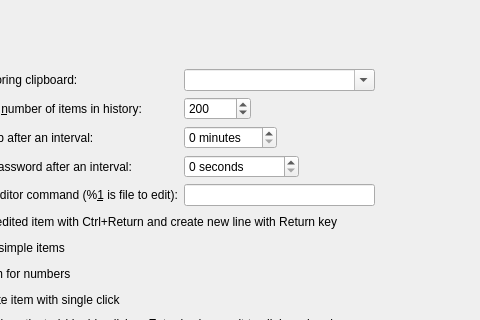
First picture: the form in src/ui/configtabhistory.ui, repository hluk/CopyQ, before the edit; both pictures show x 159 to 639 and y 0 to 320 of the 639 by 523 pixel window.
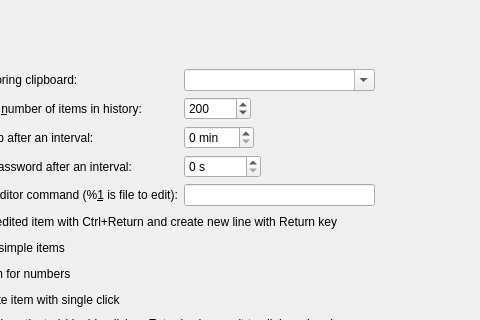
Second picture: the form after the edit.

Commit message:
Use abbreviated unit for spinbox suffix
The abbreviated units "min" and "s" are SI-standard and language-neutral
(no translation needed, no plural forms).

```diff
--- a/src/ui/configtabhistory.ui
+++ b/src/ui/configtabhistory.ui
@@ -119,7 +119,7 @@
 Set to 0 not to unload tabs.</string>
             </property>
             <property name="suffix">
-             <string> minutes</string>
+             <string notr="true"> min</string>
             </property>
             <property name="maximum">
              <number>480</number>
@@ -161,7 +161,7 @@
 Set to 0 to disable globally.</string>
             </property>
             <property name="suffix">
-             <string> seconds</string>
+             <string notr="true"> s</string>
             </property>
             <property name="maximum">
              <number>999999</number>
```
The commit also changes 3 other files.
